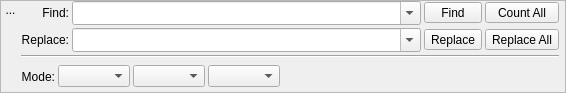
This is src/Sigil/Form_Files/FindReplace.ui in Sigil-Ebook/Sigil as Qt 5 draws it before an edit. The edited form follows.
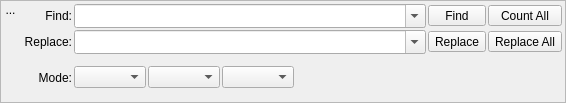
This is the edited form. Icons and pictures are not drawn.

Commit message: F&R streamlining.

Diff of the .ui file:
```diff
--- a/src/Sigil/Form_Files/FindReplace.ui
+++ b/src/Sigil/Form_Files/FindReplace.ui
@@ -7,7 +7,7 @@
     <x>0</x>
     <y>0</y>
     <width>566</width>
-    <height>93</height>
+    <height>103</height>
    </rect>
   </property>
   <property name="sizePolicy">
@@ -96,16 +96,19 @@
       <item>
        <layout class="QGridLayout" name="gridLayout" columnstretch="0,1,0,0,0">
         <property name="leftMargin">
-         <number>0</number>
+         <number>3</number>
         </property>
         <property name="topMargin">
-         <number>0</number>
+         <number>3</number>
         </property>
         <property name="rightMargin">
+         <number>1</number>
+        </property>
+        <property name="bottomMargin">
          <number>3</number>
         </property>
         <property name="spacing">
-         <number>3</number>
+         <number>2</number>
         </property>
         <item row="0" column="0">
          <widget class="QLabel" name="findl">
@@ -223,16 +226,7 @@
           </property>
          </widget>
         </item>
-        <item row="2" column="0" colspan="4">
-         <widget class="Line" name="line">
-          <property name="orientation">
-           <enum>Qt::Horizontal</enum>
-          </property>
-         </widget>
-        </item>
-        <item row="3" column="0" colspan="5">
-         <layout class="QHBoxLayout" name="modeLayout" stretch="0,0,0,0,0,0,0,0">
-          <item>
+        <item row="2" column="0">
            <widget class="QLabel" name="model">
             <property name="text">
              <string>Mode:</string>
@@ -242,6 +236,8 @@
             </property>
            </widget>
           </item>
+        <item row="2" column="1" colspan="4">
+         <layout class="QHBoxLayout" name="modeLayout" stretch="0,0,0,0,0">
           <item>
            <widget class="QComboBox" name="cbSearchMode"/>
           </item>
```
Lines whose indentation alone changed are shown as unchanged. The commit also changes 1 other file.
